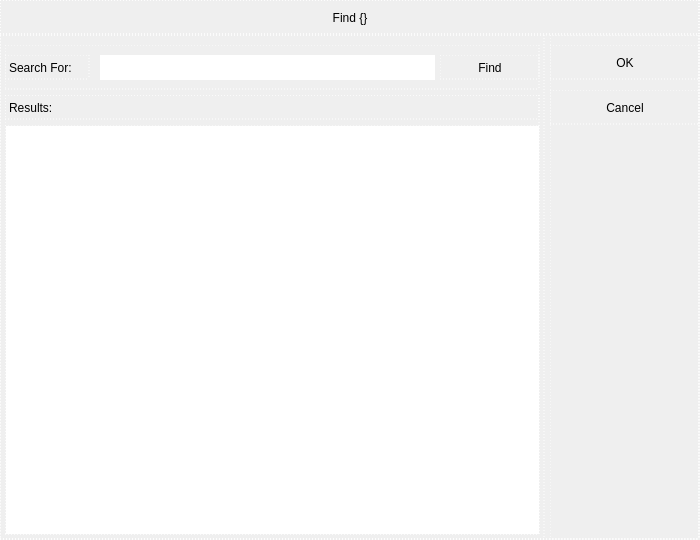
micronesianmacarthur/eixn-pos, file src/ui/find_dialog.ui: the form before one commit.
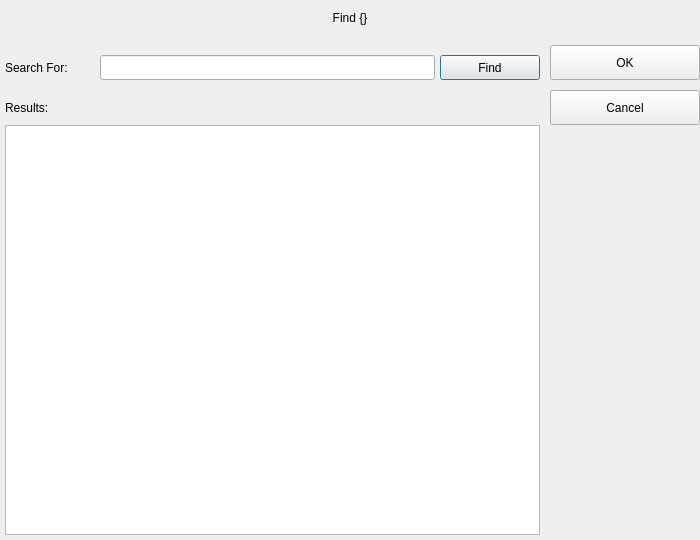
The form after the commit. Icons and pictures are not drawn.

The edit to the form file:
```diff
--- a/src/ui/find_dialog.ui
+++ b/src/ui/find_dialog.ui
@@ -29,9 +29,7 @@
    <string/>
   </property>
   <property name="styleSheet">
-   <string notr="true">QWidget {
-	border: 1px dashed white;
-}</string>
+   <string notr="true"/>
   </property>
   <layout class="QVBoxLayout" name="verticalLayout_4">
    <property name="spacing">
```
